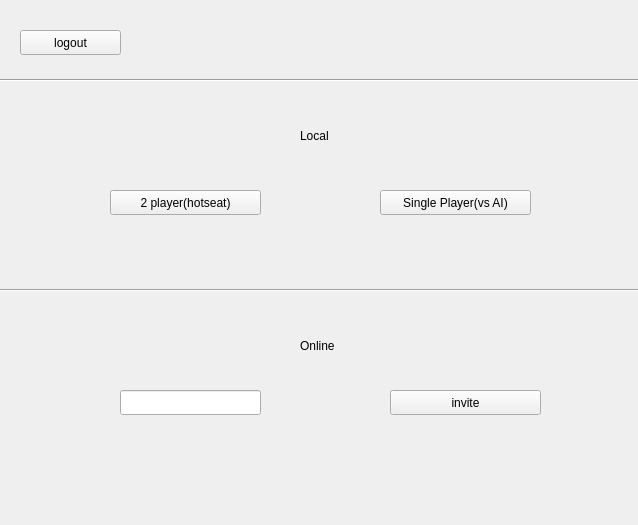
Qt form FrontEnd/menu.ui (helauren42/Chess_online) before a commit.
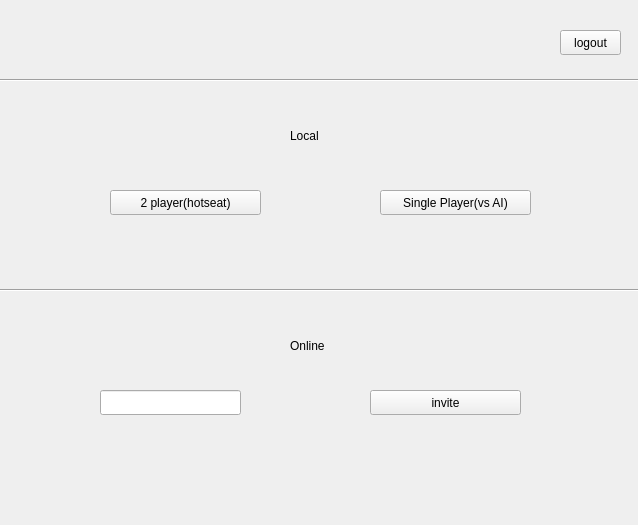
The same form after that commit.

```diff
--- a/FrontEnd/menu.ui
+++ b/FrontEnd/menu.ui
@@ -29,7 +29,7 @@
   <widget class="QLabel" name="Llocal">
    <property name="geometry">
     <rect>
-     <x>300</x>
+     <x>290</x>
      <y>120</y>
      <width>41</width>
      <height>31</height>
@@ -42,7 +42,7 @@
   <widget class="QLabel" name="Lonline">
    <property name="geometry">
     <rect>
-     <x>300</x>
+     <x>290</x>
      <y>330</y>
      <width>71</width>
      <height>31</height>
@@ -55,7 +55,7 @@
   <widget class="QPushButton" name="pushButton_3">
    <property name="geometry">
     <rect>
-     <x>390</x>
+     <x>370</x>
      <y>390</y>
      <width>151</width>
      <height>25</height>
@@ -68,7 +68,7 @@
   <widget class="QLineEdit" name="lineEdit">
    <property name="geometry">
     <rect>
-     <x>120</x>
+     <x>100</x>
      <y>390</y>
      <width>141</width>
      <height>25</height>
@@ -117,9 +117,9 @@
   <widget class="QPushButton" name="logOut">
    <property name="geometry">
     <rect>
-     <x>20</x>
+     <x>560</x>
      <y>30</y>
-     <width>101</width>
+     <width>61</width>
      <height>25</height>
     </rect>
    </property>
```
